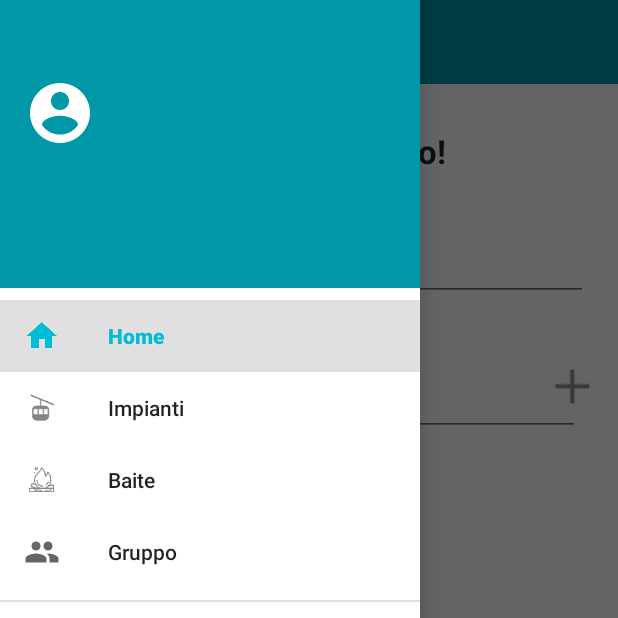
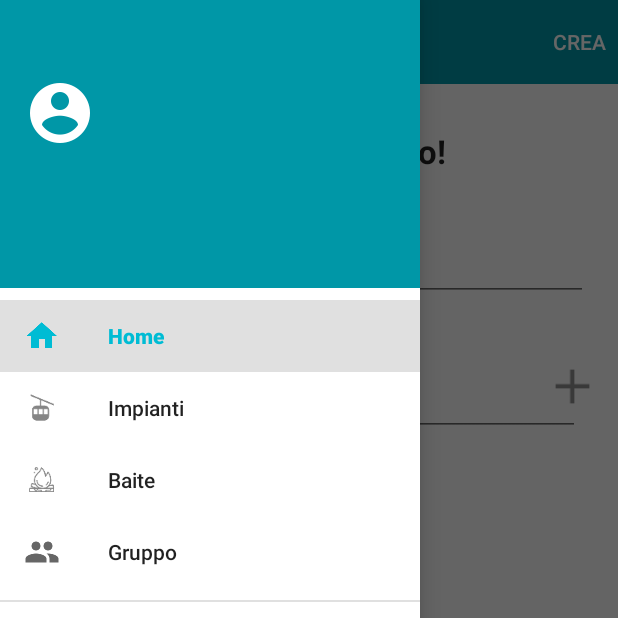
Before and after one commit to FraMonde/Progetto, an Android app: the fragment GroupFragment placed in its activity, with the side drawer open, on a phone screen of 412 x 824 dp, the top half of it. Run offline under Robolectric (Android 15) with nearby library versions, the light colour scheme and no system bars; libraries missing offline, so code that uses them is left out: com.parse; 4 statements that could not run were skipped.

Commit message:
no message

```diff
--- a/ParseStarterProject/src/main/java/com/parse/starter/GroupFragment.java
+++ b/ParseStarterProject/src/main/java/com/parse/starter/GroupFragment.java
@@ -1,13 +1,22 @@
 package com.parse.starter;
 
+import android.content.SharedPreferences;
+import android.content.SharedPreferences.Editor;
 import android.os.Bundle;
+import android.preference.PreferenceManager;
 import android.support.v4.app.Fragment;
+import android.util.Log;
 import android.view.LayoutInflater;
+import android.view.Menu;
+import android.view.MenuInflater;
+import android.view.MenuItem;
 import android.view.View;
 import android.view.ViewGroup;
+import android.widget.AdapterView;
 import android.widget.ArrayAdapter;
 import android.widget.Button;
 import android.widget.EditText;
+import android.widget.ListAdapter;
 import android.widget.ListView;
 import android.widget.TextView;
 import android.widget.Toast;
@@ -20,22 +29,23 @@ import com.parse.ParseRelation;
 import com.parse.ParseUser;
 import com.parse.SaveCallback;
 
+import java.io.IOException;
 import java.util.ArrayList;
+import java.util.HashSet;
 import java.util.List;
+import java.util.Set;
 
 public class GroupFragment extends Fragment implements View.OnClickListener {
 
-    private List<ParseUser> members = new ArrayList<ParseUser>();
-    private List<String> membersName = new ArrayList<String>();
+    private List<ParseUser> members;
+    private OnGroupFragmentInteractionListener myListener;
+    private SharedPreferences pref;
 
     EditText nameText;
     EditText memberText;
-    Button createButton;
     Button addButton;
-    private ArrayAdapter<String> arrayAdapter;
+    private GroupMemberAdapter groupMemberAdapter;
     private ListView lw;
-
-    private OnGroupFragmentInteractionListener myListener;
 
     public static GroupFragment newInstance() {
 
@@ -53,6 +63,8 @@ public class GroupFragment extends Fragment implements View.OnClickListener {
     @Override
     public void onCreate(Bundle savedInstanceState) {
         super.onCreate(savedInstanceState);
+        members = new ArrayList<ParseUser>();
+        pref = PreferenceManager.getDefaultSharedPreferences(getContext());
     }
 
     @Override
@@ -61,16 +73,15 @@ public class GroupFragment extends Fragment implements View.OnClickListener {
 
         // Inflate the layout for this fragment
         View view = inflater.inflate(R.layout.fragment_group, container, false);
+        setHasOptionsMenu(true);
 
         nameText = (EditText) view.findViewById(R.id.groupName_et);
         memberText = (EditText) view.findViewById(R.id.memberName_et);
-        createButton = (Button) view.findViewById(R.id.createGroup_bt);
-        createButton.setOnClickListener(this);
         addButton = (Button) view.findViewById(R.id.add_bt);
         addButton.setOnClickListener(this);
         lw = (ListView) view.findViewById(R.id.member_lv);
-        arrayAdapter = new ArrayAdapter<String>(getActivity(), android.R.layout.simple_expandable_list_item_1, membersName);
-        lw.setAdapter(arrayAdapter);
+        groupMemberAdapter = new GroupMemberAdapter(members, getContext());
+        ((AdapterView<ListAdapter>) lw).setAdapter(groupMemberAdapter);
 
         return view;
     }
@@ -82,23 +93,28 @@ public class GroupFragment extends Fragment implements View.OnClickListener {
     }
 
     @Override
+    public void onCreateOptionsMenu(Menu menu, MenuInflater inflater) {
+        getActivity().getMenuInflater().inflate(R.menu.create_group_menu, menu);
+        super.onCreateOptionsMenu(menu, inflater);
+    }
+
+    @Override
+    public boolean onOptionsItemSelected(MenuItem item) {
+        String groupName = nameText.getText().toString();
+        if (createGroup(groupName, members)) {
+            myListener = (OnGroupFragmentInteractionListener) getActivity();
+            if (myListener != null) {
+                myListener.onCreateGroupButtonClick();
+            }
+        }
+        return super.onOptionsItemSelected(item);
+    }
+
+    @Override
     public void onClick(View view) {
-        switch (view.getId()) {
-            case R.id.add_bt:
-                String memberName = memberText.getText().toString();
-                searchFriend(memberName);
-                break;
-            case R.id.createGroup_bt:
-                String groupName = nameText.getText().toString();
-                createGroup(groupName, members);
-                myListener = (OnGroupFragmentInteractionListener)getActivity();
-                if(myListener != null) {
-                    myListener.onCreateGroupButtonClick();
-                }
-                break;
-            default:
-                throw new RuntimeException("Unknow button ID");
-        }
+        String memberName = memberText.getText().toString();
+        searchFriend(memberName);
+
     }
 
     // Network calls
@@ -119,6 +135,11 @@ public class GroupFragment extends Fragment implements View.OnClickListener {
                     int i = 0;
                     for (ParseUser user : users) {
                         usernames[i] = user.getUsername();
+                        // Check if I've already added the user.
+                        if (members.contains(user) || user.equals(ParseUser.getCurrentUser())) {
+                            Toast.makeText(getActivity(), "L'utente è già stato aggiunto!", Toast.LENGTH_SHORT).show();
+                            return;
+                        }
                         // Checked if the user already belong to a group.
                         //TODO: Utente già in un gruppo.
                         /*if(user.getBoolean(UserKey.GROUP_KEY)) {
@@ -127,12 +148,10 @@ public class GroupFragment extends Fragment implements View.OnClickListener {
                         } */
                         members.add(user);
                         memberText.setText("");
-                        membersName.add(usernames[i]);
-                        arrayAdapter.notifyDataSetChanged();
+                        groupMemberAdapter.refreshEvents(members);
                         i++;
                     }
-                }
-                else if(users.size() == 0) {
+                } else if (users.size() == 0) {
                     Toast.makeText(getActivity(), "Utente non trovato", Toast.LENGTH_SHORT).show();
                 } else {
                     Toast.makeText(getActivity(), e.getMessage(), Toast.LENGTH_SHORT).show();
@@ -141,15 +160,15 @@ public class GroupFragment extends Fragment implements View.OnClickListener {
         });
     }
 
-    private void createGroup(String groupName, List<ParseUser> members) {
-        if(members.size() == 0) {
+    private boolean createGroup(String groupName, List<ParseUser> members) {
+        if (members.size() == 0) {
             Toast.makeText(getActivity(), "Aggiungi almeno un utente!", Toast.LENGTH_SHORT).show();
-            return;
+            return false;
         }
 
-        if(groupName == null || groupName.trim().equals("")) {
+        if (groupName == null || groupName.trim().equals("")) {
             Toast.makeText(getActivity(), "Scegli un nome per il gruppo!", Toast.LENGTH_SHORT).show();
-            return;
+            return false;
         }
 
 
@@ -171,6 +190,7 @@ public class GroupFragment extends Fragment implements View.OnClickListener {
         }
 
         group.saveInBackground();
+        return true;
     }
 
     private boolean checkMemberInGroup(ParseUser u) {
@@ -180,4 +200,20 @@ public class GroupFragment extends Fragment implements View.OnClickListener {
     public interface OnGroupFragmentInteractionListener {
         public void onCreateGroupButtonClick();
     }
+
+    @Override
+    public void onActivityCreated(Bundle savedInstanceState) {
+        super.onActivityCreated(savedInstanceState);
+
+        String groupName = pref.getString("NAME", "");
+        nameText.setText(groupName);
+    }
+
+    @Override
+    public void onPause() {
+        super.onPause();
+
+        //TODO: salvare la lista
+        pref.edit().putString("NAME", nameText.getText().toString()).apply();
+    }
 }
--- a/ParseStarterProject/src/main/res/layout/fragment_group.xml
+++ b/ParseStarterProject/src/main/res/layout/fragment_group.xml
@@ -47,8 +47,8 @@
             android:layout_width="30dp"
             android:layout_height="30dp"
             android:layout_gravity="right|center_vertical"
+            android:layout_marginLeft="30dp"
             android:layout_marginRight="10dp"
-            android:layout_marginLeft="30dp"
             android:background="@drawable/ic_add" />
 
     </FrameLayout>
@@ -57,17 +57,9 @@
         android:id="@+id/member_lv"
         android:layout_width="wrap_content"
         android:layout_height="0dp"
+        android:layout_marginLeft="20dp"
+        android:layout_marginRight="20dp"
         android:layout_marginTop="20dp"
         android:layout_weight="1" />
 
-    <Button
-        android:id="@+id/createGroup_bt"
-        android:layout_width="wrap_content"
-        android:layout_height="wrap_content"
-        android:layout_gravity="center_horizontal"
-        android:layout_marginBottom="20dp"
-        android:layout_marginTop="20dp"
-        android:text="Create"
-        android:textColor="#0097A7" />
-
 </LinearLayout>
--- /dev/null
+++ b/ParseStarterProject/src/main/res/menu/create_group_menu.xml
@@ -0,0 +1,10 @@
+<?xml version="1.0" encoding="utf-8"?>
+<menu xmlns:android="http://schemas.android.com/apk/res/android"
+    xmlns:app="http://schemas.android.com/apk/res-auto">
+
+    <item
+        android:id="@+id/createGroup_bt"
+        android:title="crea"
+        app:showAsAction="always" />
+
+</menu>
```
Also changed, not shown: ParseStarterProject/src/main/java/com/parse/starter/GroupMemberAdapter.java (added, +77 -0 lines), ParseStarterProject/src/main/res/layout/groupmember_adapter.xml (added, +17 -0 lines), 26 other files.
